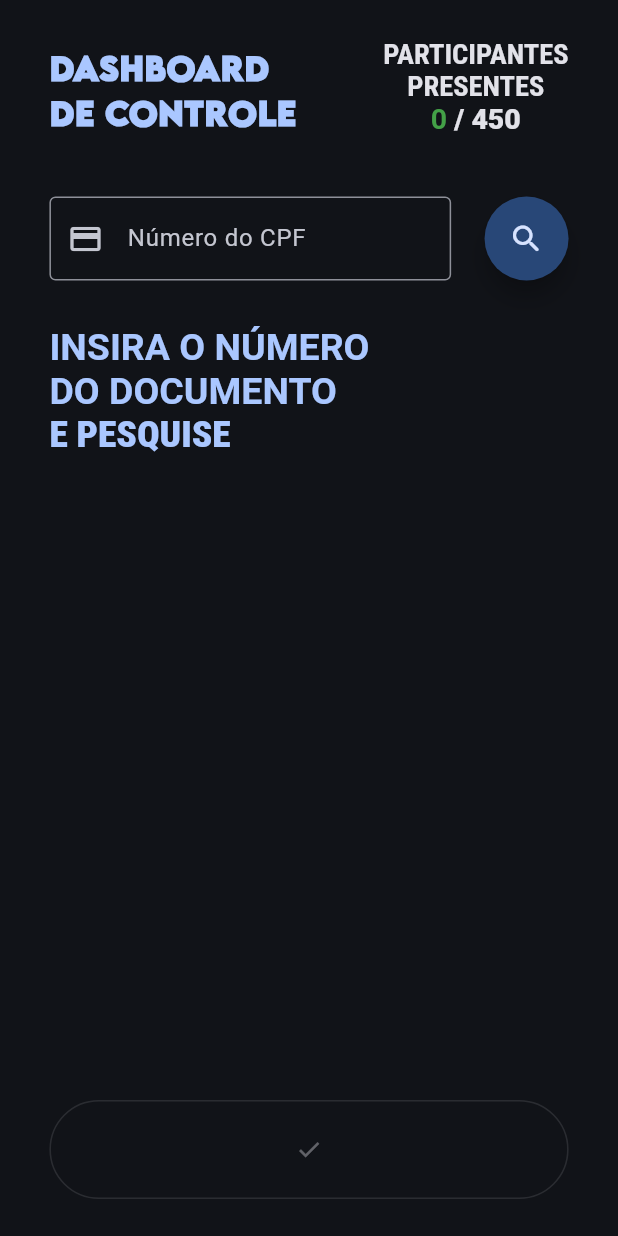
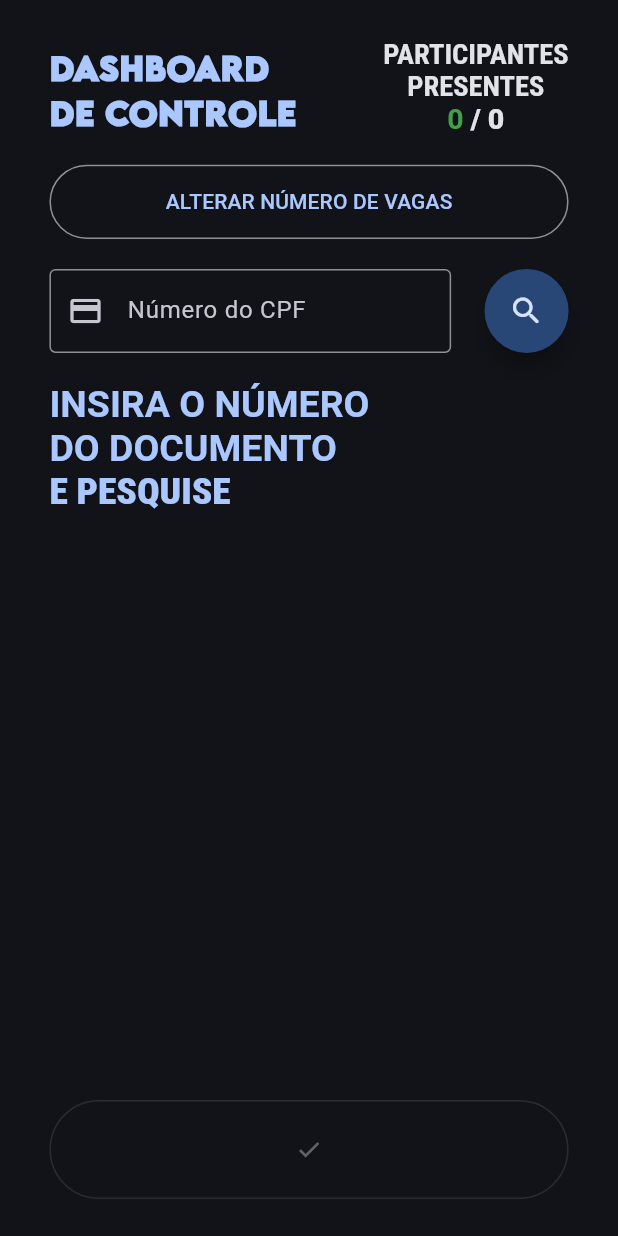
Before and after one commit to casertaPaulo/dashboard-ipi, a Flutter app: the screen it shows after launch, on a phone screen of 412 x 824 dp. Run offline on Flutter 3.47's test engine with Material 3 defaults, Android fonts, the phone set to English and light mode, and no system bars; our stand-ins replace cloud_firestore, firebase_core, firebase_database, flutter_masked_text2, get, google_fonts; accounts and stored records are empty.

Commit message:
Implementing features

```diff
--- a/lib/app/pages/dashboard_page.dart
+++ b/lib/app/pages/dashboard_page.dart
@@ -10,146 +10,21 @@ class DashboardPage extends StatelessWidget {
   @override
   Widget build(BuildContext context) {
     DashboardController controller = Get.find();
-    Size size = MediaQuery.of(context).size;
     return SafeArea(
       child: Scaffold(
         body: Padding(
           padding: EdgeInsets.symmetric(
-            horizontal: size.width * .08,
-            vertical: size.height * .03,
+            horizontal: Get.width * .08,
+            vertical: Get.height * .03,
           ),
           child: Column(
             crossAxisAlignment: CrossAxisAlignment.start,
             children: [
-              Row(
-                mainAxisAlignment: MainAxisAlignment.spaceBetween,
-                crossAxisAlignment: CrossAxisAlignment.end,
-                children: [
-                  SizedBox(
-                    width: size.width * .4,
-                    child: FittedBox(
-                      child: Text(
-                        "DASHBOARD\nDE CONTROLE",
-                        style: TextStyle(
-                          fontWeight: FontWeight.w900,
-                          fontFamily: "LEMONMILK-BOLD",
-                          color: Theme.of(context).colorScheme.primary,
-                        ),
-                      ),
-                    ),
-                  ),
-                  SizedBox(
-                    width: size.width * .3,
-                    child: FittedBox(
-                      child: Obx(() {
-                        return RichText(
-                          textAlign: TextAlign.center,
-                          text: TextSpan(
-                            style: TextStyle(
-                              fontWeight: FontWeight.w900,
-                              color: Theme.of(context).colorScheme.primary,
-                            ),
-                            children: [
-                              TextSpan(
-                                text: 'PARTICIPANTES\nPRESENTES\n',
-                                style: TextStyle(
-                                  color:
-                                      Theme.of(context).colorScheme.onSurface,
-                                  fontWeight: FontWeight.bold,
-                                  fontFamily: "ROBOTOCONDENSED",
-                                ),
-                              ),
-                              TextSpan(
-                                text: "${controller.confirmados} ",
-                                style: TextStyle(
-                                  color: Colors.green[600],
-                                  fontWeight: FontWeight.bold,
-                                ),
-                              ),
-                              TextSpan(
-                                text: "/ 450",
-                                style: TextStyle(
-                                  color:
-                                      Theme.of(context).colorScheme.onSurface,
-                                ),
-                              ),
-                            ],
-                          ),
-                        );
-                      }),
-                    ),
-                  ),
-                ],
-              ),
-              SizedBox(height: size.height * .05),
+              _buildPageHeader(controller),
+              _buildButtonAlterarVagas(controller),
               _buildFormHeader(context, controller),
-              const SizedBox(height: 30),
-              Obx(() {
-                final isEmpty = controller.reativeData.isEmpty;
-                final confirmed = controller.alreadyConfirmed.value;
-                if (controller.isSearching.value) {
-                  return const Center(child: CircularProgressIndicator());
-                }
-                if (!isEmpty) {
-                  return Column(
-                    children: [
-                      FadeInUp(
-                        duration: 600,
-                        child: _buildCards(
-                          "NOME",
-                          Icons.person,
-                          controller.reativeData['nome'],
-                          context,
-                        ),
-                      ),
-                      FadeInUp(
-                        duration: 1000,
-                        child: _buildCards(
-                          "TELEFONE",
-                          Icons.phone,
-                          Util.formatPhoneNumber(
-                              controller.reativeData['telefone']),
-                          context,
-                        ),
-                      ),
-                      FadeInUp(
-                        duration: 1400,
-                        child: _buildCards(
-                          "ITEM",
-                          Icons.food_bank_outlined,
-                          controller.reativeData['item'].toUpperCase(),
-                          context,
-                        ),
-                      ),
-                      _statusButton(context, confirmed)
-                    ],
-                  );
-                }
-                return RichText(
-                  text: TextSpan(
-                    style: TextStyle(
-                        fontWeight: FontWeight.w900,
-                        color: Theme.of(context).colorScheme.primary,
-                        fontSize: 25,
-                        fontFamily: "ROBOTOCONDENSED"),
-                    children: const [
-                      TextSpan(
-                        text: 'INSIRA O NÚMERO\n',
-                        style: TextStyle(fontWeight: FontWeight.bold),
-                      ),
-                      TextSpan(
-                        text: "DO DOCUMENTO\n",
-                        style: TextStyle(
-                          fontWeight: FontWeight.bold,
-                        ),
-                      ),
-                      TextSpan(
-                        text: "E PESQUISE",
-                      ),
-                    ],
-                  ),
-                );
-              }),
+              const SizedBox(height: 20),
+              _buildBodyReturn(controller),
               Expanded(
                 child: Align(
                   alignment: Alignment.bottomCenter,
@@ -204,6 +79,67 @@ class DashboardPage extends StatelessWidget {
     );
   }
 
+  Widget _buildPageHeader(DashboardController controller) {
+    return Row(
+      mainAxisAlignment: MainAxisAlignment.spaceBetween,
+      crossAxisAlignment: CrossAxisAlignment.end,
+      children: [
+        SizedBox(
+          width: Get.width * .4,
+          child: FittedBox(
+            child: Text(
+              "DASHBOARD\nDE CONTROLE",
+              style: TextStyle(
+                fontWeight: FontWeight.w900,
+                fontFamily: "LEMONMILK-BOLD",
+                color: Get.theme.colorScheme.primary,
+              ),
+            ),
+          ),
+        ),
+        SizedBox(
+          width: Get.width * .3,
+          child: FittedBox(
+            child: Obx(() {
+              return RichText(
+                textAlign: TextAlign.center,
+                text: TextSpan(
+                  style: TextStyle(
+                    fontWeight: FontWeight.w900,
+                    color: Get.theme.colorScheme.primary,
+                  ),
+                  children: [
+                    TextSpan(
+                      text: 'PARTICIPANTES\nPRESENTES\n',
+                      style: TextStyle(
+                        color: Get.theme.colorScheme.onSurface,
+                        fontWeight: FontWeight.bold,
+                        fontFamily: "ROBOTOCONDENSED",
+                      ),
+                    ),
+                    TextSpan(
+                      text: "${controller.confirmados} ",
+                      style: TextStyle(
+                        color: Colors.green[600],
+                        fontWeight: FontWeight.bold,
+                      ),
+                    ),
+                    TextSpan(
+                      text: "/ ${controller.participants}",
+                      style: TextStyle(
+                        color: Get.theme.colorScheme.onSurface,
+                      ),
+                    ),
+                  ],
+                ),
+              );
+            }),
+          ),
+        ),
+      ],
+    );
+  }
+
   Widget _buildFormHeader(
       BuildContext context, DashboardController controller) {
     return Form(
@@ -214,6 +150,8 @@ class DashboardPage extends StatelessWidget {
           SizedBox(
             width: MediaQuery.of(context).size.width * .65,
             child: TextFormField(
+              autofocus: false,
+              canRequestFocus: false,
               controller: controller.textFieldController.value,
               onFieldSubmitted: (value) {
                 controller.handleSearch();
@@ -259,7 +197,90 @@ class DashboardPage extends StatelessWidget {
     );
   }
 
-  Widget _statusButton(BuildContext context, bool confirmed) {
+  Widget _buildButtonAlterarVagas(DashboardController controller) {
+    return Padding(
+      padding: const EdgeInsets.symmetric(vertical: 20),
+      child: SizedBox(
+        height: Get.height * .06,
+        width: double.infinity,
+        child: OutlinedButton(
+          onPressed: () {
+            controller.showMyDialog();
+          },
+          child: const Text("ALTERAR NÚMERO DE VAGAS"),
+        ),
+      ),
+    );
+  }
+
+  Widget _buildBodyReturn(DashboardController controller) {
+    return Obx(() {
+      final hasData = controller.reativeData.isNotEmpty;
+      final confirmed = controller.alreadyConfirmed.value;
+      final isLoading = controller.isSearching.value;
+      // Retornando os estados
+      if (isLoading) {
+        return const Center(child: CircularProgressIndicator());
+      }
+      if (hasData) {
+        return Column(
+          children: [
+            FadeInUp(
+              duration: 600,
+              child: _buildCards(
+                "NOME",
+                Icons.person,
+                controller.reativeData['nome'],
+              ),
+            ),
+            FadeInUp(
+              duration: 1000,
+              child: _buildCards(
+                "TELEFONE",
+                Icons.phone,
+                Util.formatPhoneNumber(controller.reativeData['telefone']),
+              ),
+            ),
+            FadeInUp(
+              duration: 1400,
+              child: _buildCards(
+                "ITEM",
+                Icons.food_bank_outlined,
+                controller.reativeData['item'].toUpperCase(),
+              ),
+            ),
+            _statusButton(confirmed)
+          ],
+        );
+      }
+      return RichText(
+        text: TextSpan(
+          style: TextStyle(
+              fontWeight: FontWeight.w900,
+              color: Get.theme.colorScheme.primary,
+              fontSize: 25,
+              fontFamily: "ROBOTOCONDENSED"),
+          children: const [
+            TextSpan(
+              text: 'INSIRA O NÚMERO\n',
+              style: TextStyle(fontWeight: FontWeight.bold),
+            ),
+            TextSpan(
+              text: "DO DOCUMENTO\n",
+              style: TextStyle(
+                fontWeight: FontWeight.bold,
+              ),
+            ),
+            TextSpan(
+              text: "E PESQUISE",
+            ),
+          ],
+        ),
+      );
+    });
+  }
+
+  Widget _statusButton(bool confirmed) {
     return OutlinedButton(
       onPressed: () {},
       child: RichText(
@@ -267,13 +288,13 @@ class DashboardPage extends StatelessWidget {
         text: TextSpan(
           style: TextStyle(
             fontWeight: FontWeight.w900,
-            color: Theme.of(context).colorScheme.primary,
+            color: Get.theme.colorScheme.primary,
           ),
           children: [
             TextSpan(
               text: 'STATUS:  ',
               style: TextStyle(
-                color: Theme.of(context).colorScheme.onSurface,
+                color: Get.theme.colorScheme.onSurface,
                 fontWeight: FontWeight.bold,
                 fontFamily: "ROBOTOCONDENSED",
               ),
@@ -292,26 +313,19 @@ class DashboardPage extends StatelessWidget {
     );
   }
 
-  Widget _buildCards(
-    String nome,
-    IconData icon,
-    String data,
-    BuildContext context,
-  ) {
+  Widget _buildCards(String nome, IconData icon, String data) {
     DashboardController controller = Get.find();
     bool isEmpty = controller.reativeData.isEmpty;
     return Card(
         child: Padding(
       padding: EdgeInsets.symmetric(
-        horizontal: Util.width(context) * .05,
-        vertical: Util.height(context) * .020,
+        horizontal: Get.width * .05,
+        vertical: Get.height * .020,
       ),
       child: Row(
-        mainAxisAlignment:
-            isEmpty ? MainAxisAlignment.start : MainAxisAlignment.spaceBetween,
+        mainAxisAlignment: MainAxisAlignment.spaceBetween,
         children: [
           Icon(icon),
-          !isEmpty ? const SizedBox() : const SizedBox(width: 15),
           Column(
             crossAxisAlignment: CrossAxisAlignment.start,
             children: [
@@ -326,7 +340,7 @@ class DashboardPage extends StatelessWidget {
               !isEmpty ? const SizedBox(height: 10) : const SizedBox(),
               if (!isEmpty)
                 SizedBox(
-                  width: Util.width(context) * .6,
+                  width: Get.width * .6,
                   child: Text(
                     data,
                     style: const TextStyle(
--- a/lib/app/service/firebase_service.dart
+++ b/lib/app/service/firebase_service.dart
@@ -1,26 +1,40 @@
+import 'dart:async';
+
 import 'package:cloud_firestore/cloud_firestore.dart';
+import 'package:firebase_database/firebase_database.dart' as rtdb;
 import 'package:get/get.dart';
 
 class FirebaseService extends GetxService {
-  final participantsRef = FirebaseFirestore.instance.collection('participants');
-  final confirmadosRef = FirebaseFirestore.instance.collection('confirmados');
+  final _participantsRef =
+      FirebaseFirestore.instance.collection('participants');
+  final _confirmadosRef = FirebaseFirestore.instance.collection('confirmados');
+  final _rdRef = rtdb.FirebaseDatabase.instance.ref('restante');
+  late StreamSubscription<rtdb.DatabaseEvent> remainSubscription;
 
   var confirmadosCount = 0.obs;
+  var participantsCount = 0.obs;
+  var remain = 0.obs;
 
+  // Escuta alterações no FireStore - Atualiza a variável da quantidade de documentos
   void listenDocs() {
-    confirmadosRef.snapshots().listen((QuerySnapshot snapshot) {
+    _confirmadosRef.snapshots().listen((QuerySnapshot snapshot) {
       confirmadosCount.value = snapshot.size;
+    });
+    _participantsRef.snapshots().listen((QuerySnapshot snapshot) {
+      participantsCount.value = snapshot.size;
     });
   }
 
+  // Verifica se o usuário já foi confirmado e está na coleção de confirmados
   Future<bool> alreadyConfirmed({required String documentId}) async {
-    var doc = await confirmadosRef.doc(documentId).get();
+    var doc = await _confirmadosRef.doc(documentId).get();
     return doc.exists;
   }
 
+  // Encontra o usuário na coleção de participantes e retorna um Map com os dados
   Future<Map<String, dynamic>> findUser({required String documentId}) async {
     try {
-      var doc = await participantsRef.doc(documentId).get();
+      var doc = await _participantsRef.doc(documentId).get();
       if (!doc.exists) {
         throw "CPF NÃO CADASTRADO";
       }
@@ -30,16 +44,16 @@ class FirebaseService extends GetxService {
     }
   }
 
+  // Confirma o usuário adicionando o documento na coleção de confirmados
   Future<void> confirm(String documentId, Map<String, dynamic> data) async {
     try {
       if (data.isEmpty) {
         throw "PESQUISE UM CPF PRIMEIRO";
       }
-      var doc = await confirmadosRef.doc(documentId).get();
-      if (doc.exists) {
+      if (await alreadyConfirmed(documentId: documentId)) {
         throw "CPF JÁ CONFIRMADO";
       }
-      await confirmadosRef.doc(documentId).set({
+      await _confirmadosRef.doc(documentId).set({
         'nome': data['nome'],
         'telefone': data['telefone'],
         'item': data['item'],
@@ -49,4 +63,20 @@ class FirebaseService extends GetxService {
       throw e.toString();
     }
   }
+
+  // Atualiza o número de vagas restantes
+  Future<void> updateVagas(int quantidade) async {
+    await _rdRef.runTransaction((vagasRestantes) {
+      return rtdb.Transaction.success((vagasRestantes as int) + quantidade);
+    });
+  }
+
+  // Inicializa o escutador no nó de vagas restantes do Realtime Database
+  initializeData() async {
+    remainSubscription = _rdRef.onValue.listen(
+      (event) {
+        remain((event.snapshot.value ?? 0) as int);
+      },
+    );
+  }
 }
```
Also changed, not shown: lib/app/controller/dashboard_controller.dart (+176 -2 lines).
